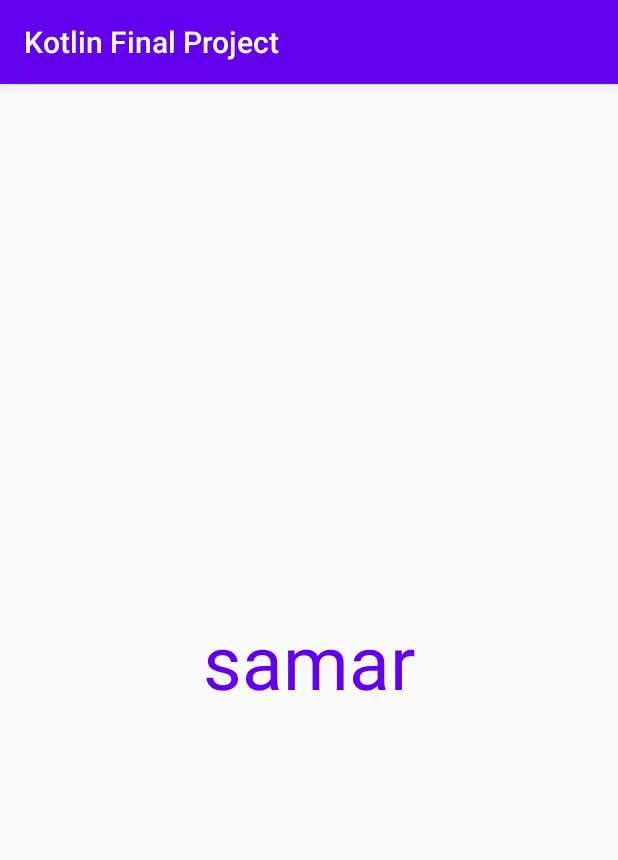
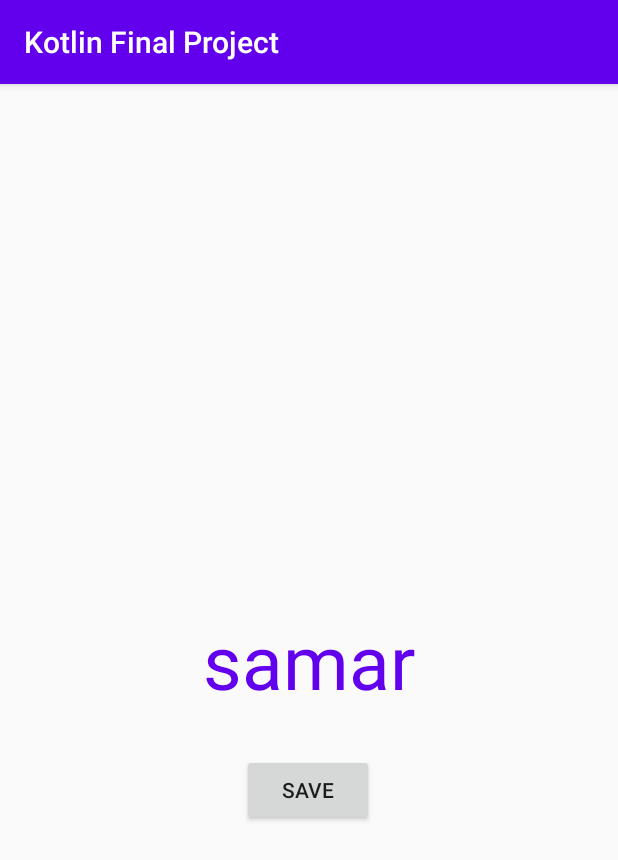
Before and after one commit to haithmak/KotlinFinalProject, an Android app: the screen it shows after launch (MainActivity), on a phone screen of 412 x 824 dp. Shown: the top 860 px of the screen. Run offline under Robolectric (Android 15) with nearby library versions, the phone set to English and light mode, and no system bars.

Commit message:
add button

```diff
--- a/app/src/main/res/layout/activity_main.xml
+++ b/app/src/main/res/layout/activity_main.xml
@@ -7,14 +7,28 @@
     tools:context=".MainActivity">
 
     <TextView
+        android:id="@+id/textView"
         android:layout_width="wrap_content"
         android:layout_height="wrap_content"
         android:text="samar"
-        android:textSize="50dp"
         android:textColor="@color/colorPrimary"
+        android:textSize="50sp"
         app:layout_constraintBottom_toBottomOf="parent"
         app:layout_constraintLeft_toLeftOf="parent"
         app:layout_constraintRight_toRightOf="parent"
         app:layout_constraintTop_toTopOf="parent" />
 
+
+
+    <Button
+        android:layout_width="wrap_content"
+        android:layout_height="wrap_content"
+        android:text="save"
+        app:layout_constraintBottom_toBottomOf="parent"
+        app:layout_constraintEnd_toEndOf="parent"
+        app:layout_constraintHorizontal_bias="0.498"
+        app:layout_constraintStart_toStartOf="parent"
+        app:layout_constraintTop_toTopOf="parent"
+        app:layout_constraintVertical_bias="0.62" />
+
 </androidx.constraintlayout.widget.ConstraintLayout>
```
